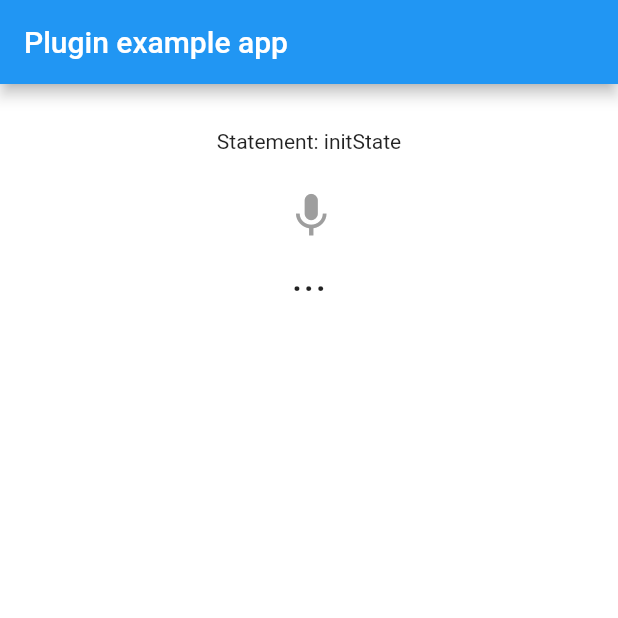
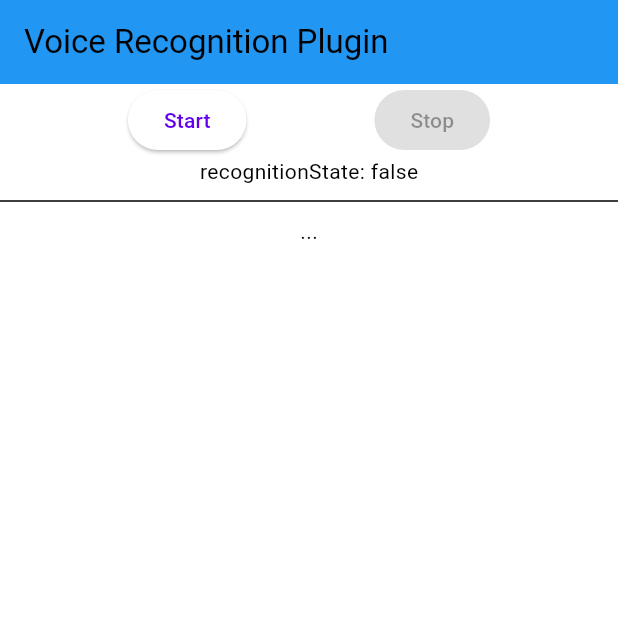
Before and after one commit to shixin627/Voice_Recognition_Plugin, a Flutter app: the screen it shows after launch, on a phone screen of 412 x 824 dp, the top half of it. Run offline on Flutter 3.47's test engine with Material 2 defaults, Android fonts, the phone set to English and light mode, and no system bars; our stand-ins replace plugin_platform_interface.

```diff
--- a/example/lib/main.dart
+++ b/example/lib/main.dart
@@ -19,8 +19,7 @@ class MyApp extends StatefulWidget {
 }
 
 class _MyAppState extends State<MyApp> {
-  String _bluetoothAddress = "09:53:D2:D2:78:F8";
-  String _state = 'initState';
+  final String _bluetoothAddress = "17:E9:9E:CA:37:52";
   String _textResult = '...';
   bool _isListening = false;
   final _voiceRecognitionPlugin = VoiceRecognition();
@@ -28,33 +27,18 @@ class _MyAppState extends State<MyApp> {
   @override
   void initState() {
     super.initState();
-    initPlatformState();
-  }
-
-  // Platform messages are asynchronous, so we initialize in an async method.
-  Future<void> initPlatformState() async {
-    // If the widget was removed from the tree while the asynchronous platform
-    // message was in flight, we want to discard the reply rather than calling
-    // setState to update our non-existent appearance.
-    if (!mounted) return;
   }
 
   Future<void> startVoiceRecognition(String bluetoothAddress) async {
     String state;
     try {
-      bool successful = await _voiceRecognitionPlugin
-          .startVoiceRecognition(VoiceRecognitionMode.voice2Text, bluetoothAddress);
-      state = successful ?
-          'Successful': 'Failed';
+      bool successful = await _voiceRecognitionPlugin.startVoiceRecognition(
+          VoiceRecognitionMode.voice2Text, bluetoothAddress);
+      state = successful ? 'Successful' : 'Failed';
     } on PlatformException {
       state = 'Failed to start voice recognition.';
     }
-
-    if (!mounted) return;
-
-    setState(() {
-      _state = state;
-    });
+    debugPrint('startVoiceRecognition: $state');
   }
 
   Future<void> stopVoiceRecognition() async {
@@ -65,25 +49,14 @@ class _MyAppState extends State<MyApp> {
     } on PlatformException {
       state = 'Fail to stop voice recognition.';
     }
-
-    if (!mounted) return;
-
-    setState(() {
-      _state = state;
-    });
+    debugPrint('stopVoiceRecognition: $state');
   }
 
   void toggleVoiceRecognition() {
     if (_isListening == false) {
       startVoiceRecognition(_bluetoothAddress);
-      setState(() {
-        _isListening = true;
-      });
     } else {
       stopVoiceRecognition();
-      setState(() {
-        _isListening = false;
-      });
     }
   }
 
@@ -96,22 +69,48 @@ class _MyAppState extends State<MyApp> {
       darkTheme: ThemeClass.darkTheme,
       home: Scaffold(
         appBar: AppBar(
-          title: const Text('Plugin example app'),
+          title: const Text('Voice Recognition Plugin'),
         ),
         body: Center(
           child: Column(
             children: [
-              const SizedBox(
-                height: 30,
-              ),
-              Text('Statement: $_state\n'),
-              IconButton(
-                  onPressed: toggleVoiceRecognition,
-                  icon: Icon(
-                    Icons.mic,
-                    color: _isListening ? Colors.purpleAccent : Colors.grey,
-                    size: 35,
-                  )),
+              StreamBuilder<bool>(
+                  initialData: _isListening,
+                  stream: _voiceRecognitionPlugin.recognitionStateStream,
+                  builder: (context, snapshot) {
+                    if (snapshot.hasData) {
+                      _isListening = snapshot.data!;
+                    } else {
+                      return const Text('recognitionState: null');
+                    }
+                    return Column(
+                      children: [
+                        Row(
+                          mainAxisAlignment: MainAxisAlignment.spaceEvenly,
+                          children: [
+                            ElevatedButton(
+                              onPressed: (_isListening)
+                                  ? null
+                                  : () {
+                                      startVoiceRecognition(_bluetoothAddress);
+                                    },
+                              child: const Text('Start'),
+                            ),
+                            ElevatedButton(
+                              onPressed: (_isListening)
+                                  ? () {
+                                      stopVoiceRecognition();
+                                    }
+                                  : null,
+                              child: const Text('Stop'),
+                            ),
+                          ],
+                        ),
+                        Text('recognitionState: $_isListening'),
+                      ],
+                    );
+                  }),
+              const Divider(height: 20),
               StreamBuilder<String>(
                   stream: _voiceRecognitionPlugin.recognitionResultStream,
                   builder: (context, snapshot) {
@@ -119,9 +118,8 @@ class _MyAppState extends State<MyApp> {
                         snapshot.data != null) {
                       _textResult = snapshot.data ?? "no text";
                     }
-                    return Text(_textResult,
-                        style: const TextStyle(fontSize: 30));
-                  })
+                    return Text(_textResult, style: const TextStyle());
+                  }),
             ],
           ),
         ),
--- a/example/lib/theme.dart
+++ b/example/lib/theme.dart
@@ -1,20 +1,19 @@
 import 'package:flutter/material.dart';
 
-class ThemeClass{
-
+class ThemeClass {
   static ThemeData lightTheme = ThemeData(
+      useMaterial3: true,
       scaffoldBackgroundColor: Colors.white,
       colorScheme: const ColorScheme.light(),
       appBarTheme: const AppBarTheme(
         backgroundColor: Colors.blue,
-    )
-  );
+      ));
 
   static ThemeData darkTheme = ThemeData(
+      useMaterial3: true,
       scaffoldBackgroundColor: Colors.black,
       colorScheme: const ColorScheme.dark(),
       appBarTheme: const AppBarTheme(
         backgroundColor: Colors.black,
-      )
-  );
+      ));
 }
--- a/lib/voice_recognition.dart
+++ b/lib/voice_recognition.dart
@@ -25,4 +25,8 @@ class VoiceRecognition {
   Stream<String> get recognitionResultStream {
     return VoiceRecognitionPlatform.instance.recognitionResultStream;
   }
+
+  Stream<bool> get recognitionStateStream {
+    return VoiceRecognitionPlatform.instance.recognitionStateStream;
+  }
 }
--- a/lib/voice_recognition_platform_interface.dart
+++ b/lib/voice_recognition_platform_interface.dart
@@ -47,4 +47,8 @@ abstract class VoiceRecognitionPlatform extends PlatformInterface {
   Stream<String> get recognitionResultStream {
     return const Stream.empty();
   }
+
+  Stream<bool> get recognitionStateStream {
+    return const Stream.empty();
+  }
 }
```
Also changed, not shown: lib/voice_recognition_method_channel.dart (+20 -4 lines), example/pubspec.lock, 3 other files. Lines whose indentation alone changed are shown as unchanged.
